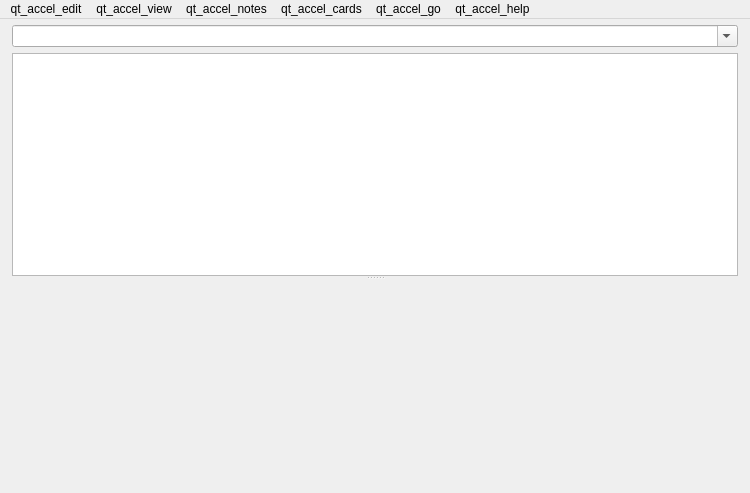
This is qt/aqt/forms/browser.ui in ankitects/anki as Qt 5 draws it before an edit. The edited form follows.
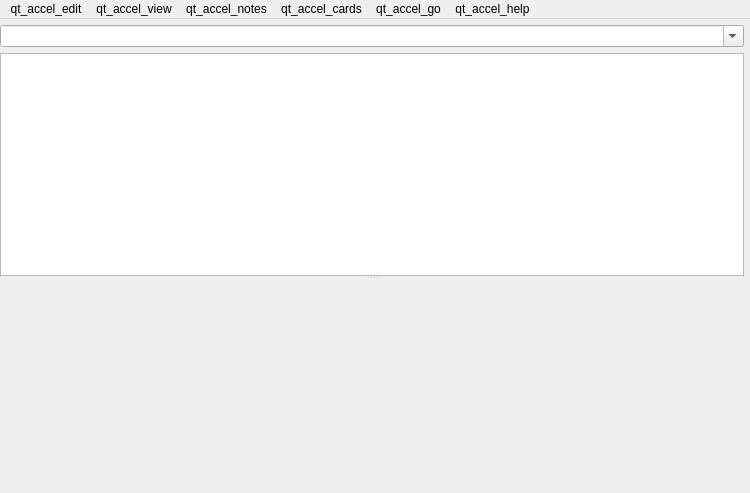
This is the edited form. Icons and pictures are not drawn.

```diff
--- a/qt/aqt/forms/browser.ui
+++ b/qt/aqt/forms/browser.ui
@@ -26,13 +26,13 @@
      <number>12</number>
     </property>
     <property name="leftMargin">
-     <number>12</number>
+     <number>0</number>
     </property>
     <property name="topMargin">
      <number>6</number>
     </property>
     <property name="rightMargin">
-     <number>12</number>
+     <number>6</number>
     </property>
     <property name="bottomMargin">
      <number>12</number>
```
